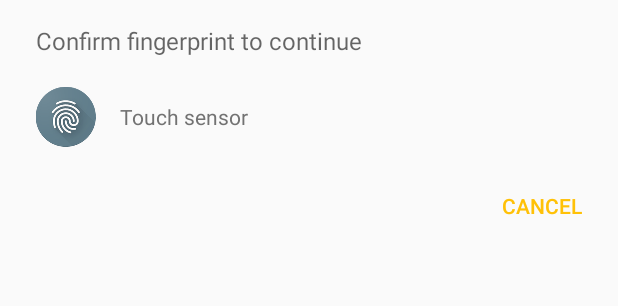
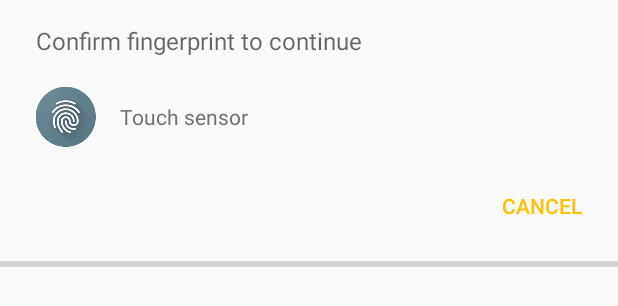
Before and after one commit to emersonmello/dummyuafclient, an Android app: the layout fingerprint_dialog_container.xml on its own in the app's theme, with its tools: preview values and no code run, on a phone screen of 412 x 824 dp. Shown: the top 306 px of the screen. Run offline under Robolectric (Android 15) with nearby library versions, the phone set to English and light mode, and no system bars.

Commit message:
Minor UI changes

```diff
--- a/app/src/main/res/layout/fingerprint_dialog_container.xml
+++ b/app/src/main/res/layout/fingerprint_dialog_container.xml
@@ -19,10 +19,6 @@
         android:layout_height="wrap_content">
 
         <include layout="@layout/fingerprint_dialog_content" />
-
-        <include
-            layout="@layout/fingerprint_dialog_backup"
-            android:visibility="gone" />
 
     </FrameLayout>
     <LinearLayout
@@ -49,7 +45,15 @@
             android:layout_width="wrap_content"
             android:layout_height="wrap_content"
             android:text="@string/cancel"/>
+
     </LinearLayout>
-
+    <ProgressBar
+        android:id="@+id/countdown_progress_bar"
+        style="?android:attr/progressBarStyleHorizontal"
+        android:layout_width="match_parent"
+        android:layout_height="wrap_content"
+        android:layout_gravity="center_horizontal"
+        android:indeterminate="false"
+        android:keepScreenOn="true" />
 
 </LinearLayout>
--- a/app/src/main/res/values/strings.xml
+++ b/app/src/main/res/values/strings.xml
@@ -2,27 +2,22 @@
     <string name="app_name">Dummy UAF</string>
     <string name="action_settings">Settings</string>
     <string name="cancel">Cancel</string>
-    <string name="use_password">Use password</string>
-    <string name="sign_in">Sign in</string>
     <string name="ok">Ok</string>
     <string name="password">Password</string>
     <string name="fingerprint_description">Confirm fingerprint to continue</string>
     <string name="fingerprint_hint">Touch sensor</string>
-    <string name="password_description">Enter your store password to continue</string>
-    <string name="purchase">Purchase</string>
     <string name="fingerprint_not_recognized">Fingerprint not recognized. Try again</string>
     <string name="fingerprint_success">Fingerprint recognized</string>
-    <string name="item_title">White Mesh Pluto Backpack</string>
-    <string name="item_price">$62.68</string>
-    <string name="item_description">Mesh backpack in white. Black textile trim throughout.</string>
-    <string name="purchase_done">Purchase successful</string>
     <string name="new_fingerprint_enrolled_description">A new fingerprint was added to this device, so your password is required.</string>
-    <string name="use_fingerprint_in_future">Use fingerprint in the future</string>
     <string name="use_fingerprint_to_authenticate_title">Use fingerprint to authenticate</string>
-    <string name="use_fingerprint_to_authenticate_key" >use_fingerprint_to_authenticate_key</string>
     <string name="welcome">It is a dummy UAF Client suitable to conduct development tests on smartphones that are not FIDO Ready</string>
-    <string name="lockscreen">You have to setup a user authentication. Please, go to Settings.</string>
-    <string name="fingerprint_use"><![CDATA[Go to \'Settings -> Security -> Fingerprint\' and register at least one fingerprint]]></string>
     <string name="fingerprint_permission">I\'m sorry, we really need fingerprint permission or this app will not work properly</string>
     <string name="app_name_main">Dummy FIDO UAF Client</string>
+    <string name="fingerprint_not_enrolled">Fingerprint have not been enrolled</string>
+    <string name="fingerprint_not_enrolled_msg">In order to use this application, you have to enroll at least one fingerprint</string>
+    <string name="button_go_to_settings">Go to Settings</string>
+    <string name="screenlock">Screen lock is not defined</string>
+    <string name="screenlock_msg">In order to use this application, you must set up a screen lock method</string>
+    <string name="requested_permission">Requested permission</string>
+    <string name="button_done">Done</string>
 </resources>
```
Also changed, not shown: app/src/main/java/br/edu/ifsc/mello/dummyuafclient/FIDOUAFClient.java (+56 -22 lines), app/src/main/res/layout/fingerprint_dialog_backup.xml (deleted, +0 -78 lines).
